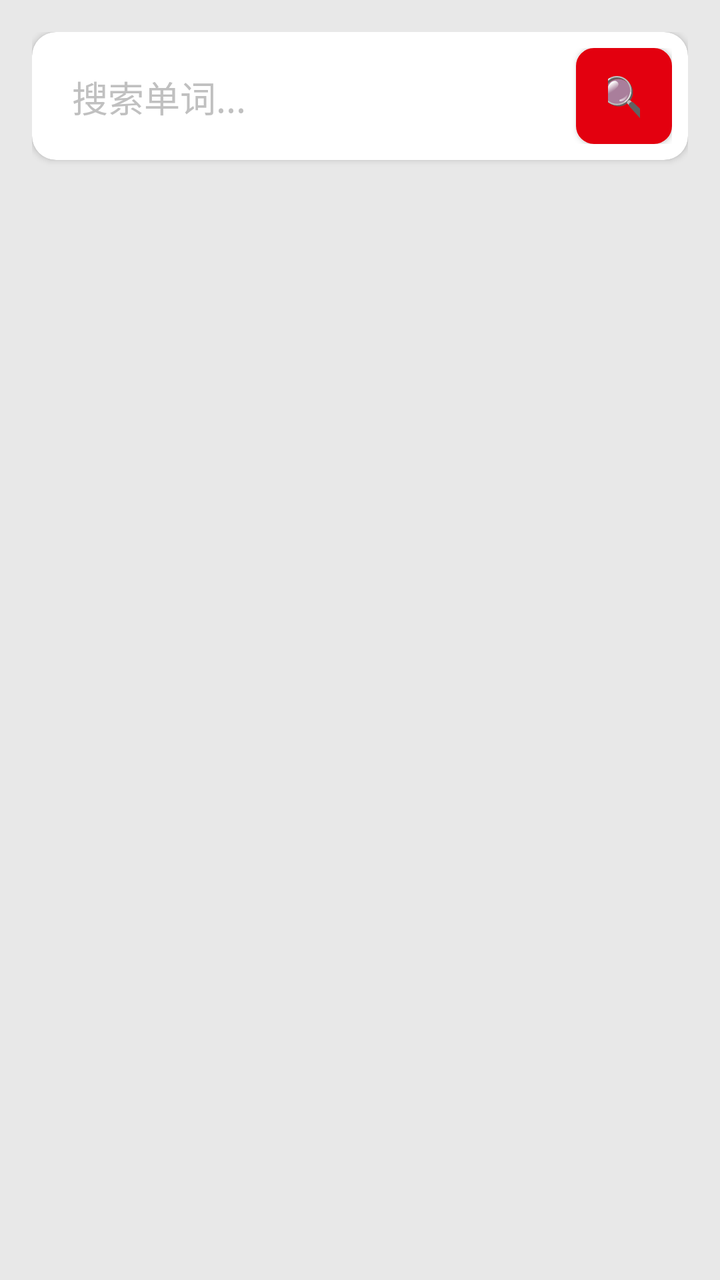
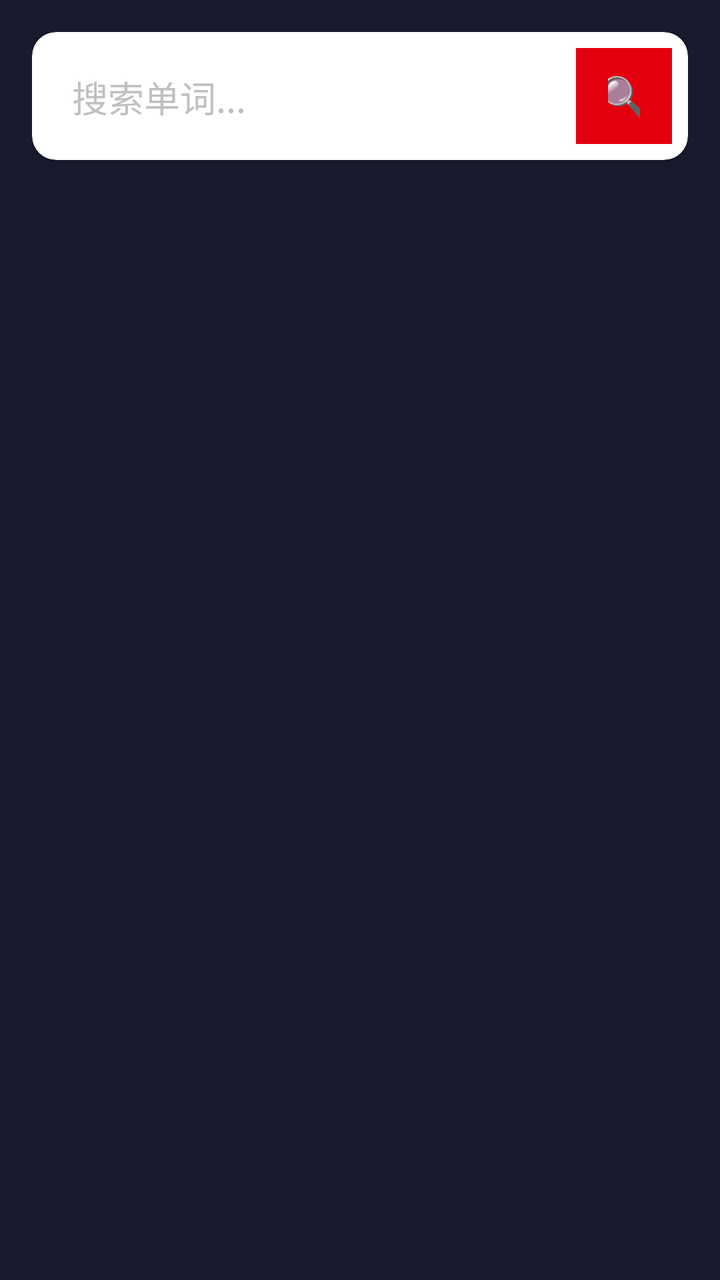

Two renders of the same Android screen: before a commit and after it. Below are the layout's source before the change and the commit's diff.
<!-- AndroidManifest.xml: application theme Theme.LearnE -->
<!-- res/layout/fragment_search.xml -->
<?xml version="1.0" encoding="utf-8"?>
<LinearLayout xmlns:android="http://schemas.android.com/apk/res/android"
    xmlns:app="http://schemas.android.com/apk/res-auto"
    android:layout_width="match_parent"
    android:layout_height="match_parent"
    android:orientation="vertical"
    android:background="@color/background"
    android:padding="16dp">

    
    <androidx.cardview.widget.CardView
        android:layout_width="match_parent"
        android:layout_height="wrap_content"
        app:cardBackgroundColor="@color/surface"
        app:cardCornerRadius="12dp">

        <LinearLayout
            android:layout_width="match_parent"
            android:layout_height="wrap_content"
            android:orientation="horizontal"
            android:padding="8dp">

            <EditText
                android:id="@+id/et_search"
                android:layout_width="0dp"
                android:layout_height="48dp"
                android:layout_weight="1"
                android:hint="搜索单词..."
                android:textColorHint="@color/text_secondary"
                android:textColor="@color/white"
                android:background="@null"
                android:paddingStart="12dp"/>

            <Button
                android:id="@+id/btn_search"
                android:layout_width="48dp"
                android:layout_height="48dp"
                android:text="🔍"
                android:background="@drawable/btn_primary"
                android:textSize="20sp"/>

        </LinearLayout>

    </androidx.cardview.widget.CardView>

    
    <androidx.recyclerview.widget.RecyclerView
        android:id="@+id/rv_search_results"
        android:layout_width="match_parent"
        android:layout_height="0dp"
        android:layout_weight="1"
        android:layout_marginTop="16dp"/>

    
    <androidx.cardview.widget.CardView
        android:id="@+id/card_note"
        android:layout_width="match_parent"
        android:layout_height="wrap_content"
        android:layout_marginTop="16dp"
        android:visibility="gone"
        app:cardBackgroundColor="@color/surface"
        app:cardCornerRadius="12dp">

        <LinearLayout
            android:layout_width="match_parent"
            android:layout_height="wrap_content"
            android:orientation="vertical"
            android:padding="16dp">

            <TextView
                android:layout_width="wrap_content"
                android:layout_height="wrap_content"
                android:text="MY NOTE"
                android:textColor="@color/accent"
                android:textSize="14sp"
                android:textStyle="bold"/>

            <EditText
                android:id="@+id/et_note"
                android:layout_width="match_parent"
                android:layout_height="wrap_content"
                android:hint="添加你的笔记..."
                android:textColorHint="@color/text_secondary"
                android:textColor="@color/white"
                android:minLines="3"
                android:background="@null"
                android:layout_marginTop="8dp"/>

            <Button
                android:id="@+id/btn_save_note"
                android:layout_width="wrap_content"
                android:layout_height="40dp"
                android:text="保存笔记"
                android:background="@drawable/btn_accent"
                android:textColor="@color/white"
                android:layout_marginTop="8dp"/>

        </LinearLayout>

    </androidx.cardview.widget.CardView>

</LinearLayout>
<!-- resources referenced by this layout -->
<resources>
  <color name="accent">#0039CB</color>
  <color name="background">#E8E8E8</color>
  <color name="surface">#FFFFFF</color>
  <color name="text_secondary">#C0C0C0</color>
  <color name="white">#FFFFFFFF</color>
  <!-- drawable btn_accent (drawable) -->
  <?xml version="1.0" encoding="utf-8"?>
  <shape xmlns:android="http://schemas.android.com/apk/res/android"
      android:shape="rectangle">
      <solid android:color="@color/accent"/>
      <corners android:radius="8dp"/>
      <stroke android:width="2dp" android:color="@color/white"/>
  </shape>
  <!-- drawable btn_primary (drawable) -->
  <?xml version="1.0" encoding="utf-8"?>
  <shape xmlns:android="http://schemas.android.com/apk/res/android"
      android:shape="rectangle">
      <solid android:color="@color/primary"/>
      <corners android:radius="8dp"/>
      <stroke android:width="2dp" android:color="@color/white"/>
  </shape>
  <style name="Theme.LearnE" parent="Theme.MaterialComponents.Light.NoActionBar">
          <item name="colorPrimary">@color/primary</item>
          <item name="colorPrimaryDark">@color/primary_dark</item>
          <item name="colorAccent">@color/accent</item>
      </style>
  <color name="primary">#E3000F</color>
  <color name="primary_dark">#B3000C</color>
</resources>

<!-- the commit's change to res/layout/fragment_search.xml (unified diff, before → after) -->
@@ -4,7 +4,7 @@
     android:layout_width="match_parent"
     android:layout_height="match_parent"
     android:orientation="vertical"
-    android:background="@color/background"
+    android:background="@color/mecha_hull"
     android:padding="16dp">
 
     
<!-- resource entries referenced after the edit -->
@@ -1,32 +1,53 @@
 <!-- resources referenced by this layout -->
 <resources>
   <color name="accent">#0039CB</color>
-  <color name="background">#E8E8E8</color>
+  <color name="mecha_hull">#1A1A2E</color>
   <color name="surface">#FFFFFF</color>
   <color name="text_secondary">#C0C0C0</color>
   <color name="white">#FFFFFFFF</color>
   <!-- drawable btn_accent (drawable) -->
   <?xml version="1.0" encoding="utf-8"?>
-  <shape xmlns:android="http://schemas.android.com/apk/res/android"
-      android:shape="rectangle">
-      <solid android:color="@color/accent"/>
-      <corners android:radius="8dp"/>
-      <stroke android:width="2dp" android:color="@color/white"/>
-  </shape>
+  <selector xmlns:android="http://schemas.android.com/apk/res/android">
+      <item android:state_pressed="true">
+          <shape android:shape="rectangle">
+              <solid android:color="#002D9E"/>
+              <stroke android:width="2dp" android:color="#FFD700"/>
+          </shape>
+      </item>
+      <item>
+          <shape android:shape="rectangle">
+              <solid android:color="#0039CB"/>
+              <stroke android:width="1dp" android:color="#C0C0C0"/>
+          </shape>
+      </item>
+  </selector>
   <!-- drawable btn_primary (drawable) -->
   <?xml version="1.0" encoding="utf-8"?>
-  <shape xmlns:android="http://schemas.android.com/apk/res/android"
-      android:shape="rectangle">
-      <solid android:color="@color/primary"/>
-      <corners android:radius="8dp"/>
-      <stroke android:width="2dp" android:color="@color/white"/>
-  </shape>
+  <selector xmlns:android="http://schemas.android.com/apk/res/android">
+      <item android:state_pressed="true">
+          <shape android:shape="rectangle">
+              <solid android:color="#B3000C"/>
+              <stroke android:width="2dp" android:color="#FFD700"/>
+          </shape>
+      </item>
+      <item>
+          <shape android:shape="rectangle">
+              <solid android:color="#E3000F"/>
+              <stroke android:width="1dp" android:color="#C0C0C0"/>
+          </shape>
+      </item>
+  </selector>
   <style name="Theme.LearnE" parent="Theme.MaterialComponents.Light.NoActionBar">
-          <item name="colorPrimary">@color/primary</item>
-          <item name="colorPrimaryDark">@color/primary_dark</item>
-          <item name="colorAccent">@color/accent</item>
+          <item name="colorPrimary">@color/mecha_red</item>
+          <item name="colorPrimaryDark">@color/mecha_red_dark</item>
+          <item name="colorAccent">@color/mecha_gold</item>
+          <item name="android:windowBackground">@color/mecha_offwhite</item>
+          <item name="android:statusBarColor">@color/mecha_hull</item>
+          <item name="android:navigationBarColor">@color/mecha_hull</item>
       </style>
-  <color name="primary">#E3000F</color>
-  <color name="primary_dark">#B3000C</color>
+  <color name="mecha_red">#E3000F</color>
+  <color name="mecha_red_dark">#B3000C</color>
+  <color name="mecha_gold">#FFD700</color>
+  <color name="mecha_offwhite">#E8ECF0</color>
 </resources>
 
